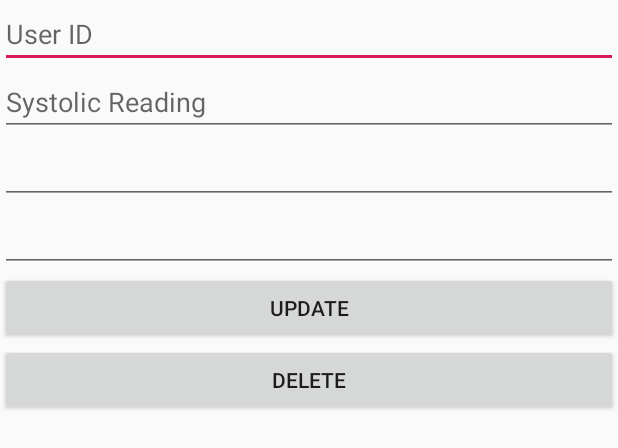
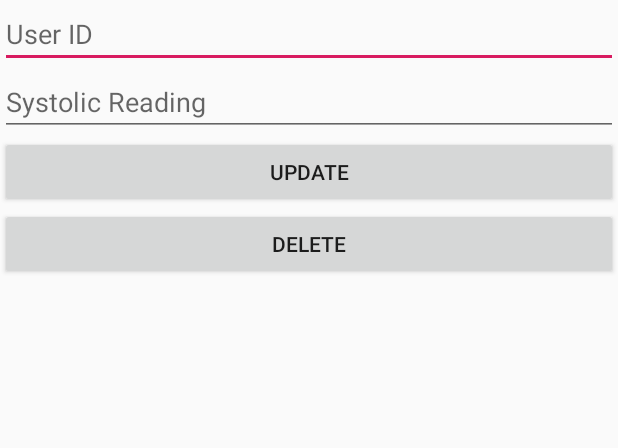
Before and after one commit to lastgitforlife/Android_Assignment_2, an Android app: the layout update_dialoge.xml on its own in the app's theme, with its tools: preview values and no code run, on a phone screen of 412 x 824 dp. Shown: the top 448 px of the screen. Run offline under Robolectric (Android 15) with nearby library versions, the phone set to English and light mode, and no system bars.

```diff
--- a/app/src/main/java/com/example/assignment_2/BloodPressureListAdapter.java
+++ b/app/src/main/java/com/example/assignment_2/BloodPressureListAdapter.java
@@ -36,10 +36,12 @@ public class BloodPressureListAdapter extends ArrayAdapter<BloodPressure> {
         View listViewItem = inflater.inflate(R.layout.list_layout, null, true);
 
         TextView tvName = listViewItem.findViewById(R.id.textViewName);
+        TextView tvDate = listViewItem.findViewById(R.id.textViewDateTime);
 
         BloodPressure bloodPressure = bloodPressureList.get(position);
         tvName.setText(bloodPressure.getSystolic()
                 + " " + bloodPressure.getDiastolic());
+        tvDate.setText(bloodPressure.getDate() + "-" +  bloodPressure.getTime());
 
         return listViewItem;
     }
--- a/app/src/main/res/layout/activity_main.xml
+++ b/app/src/main/res/layout/activity_main.xml
@@ -55,10 +55,10 @@
                 android:inputType="time" />
 
             <Button
-                android:id="@+id/buttonAddStudent"
+                android:id="@+id/buttonAddBlood"
                 android:layout_width="match_parent"
                 android:layout_height="wrap_content"
-                android:text="@string/btnAddStudent" />
+                android:text="@string/btnAddBlood" />
 
         </LinearLayout>
     </ScrollView>
--- a/app/src/main/res/layout/list_layout.xml
+++ b/app/src/main/res/layout/list_layout.xml
@@ -13,7 +13,7 @@
         android:text="TextView" />
 
     <TextView
-        android:id="@+id/textViewSchool"
+        android:id="@+id/textViewDateTime"
         android:layout_width="match_parent"
         android:layout_height="wrap_content"
         android:text="TextView" />
--- a/app/src/main/res/layout/update_dialoge.xml
+++ b/app/src/main/res/layout/update_dialoge.xml
@@ -21,20 +21,6 @@
         android:hint="@string/hintSystolic"
         android:inputType="textPersonName" />
 
-    <EditText
-        android:id="@+id/editTextDate"
-        android:layout_width="match_parent"
-        android:layout_height="wrap_content"
-        android:ems="10"
-        android:inputType="date" />
-
-    <EditText
-        android:id="@+id/editTextTime"
-        android:layout_width="match_parent"
-        android:layout_height="wrap_content"
-        android:ems="10"
-        android:inputType="time" />
-
     <Button
         android:id="@+id/btnUpdate"
         android:layout_width="match_parent"
--- a/app/src/main/res/values/strings.xml
+++ b/app/src/main/res/values/strings.xml
@@ -1,6 +1,6 @@
 <resources>
     <string name="app_name">Blood Pressure App</string>
-    <string name="btnAddStudent">Add Student</string>
+    <string name="btnAddBlood">Add Blood pressure</string>
     <string name="enterNewName">Enter New Name</string>
     <string name="btnUpdate">Update</string>
     <string name="btnDelete">Delete</string>
```
Also changed, not shown: app/src/main/java/com/example/assignment_2/MainActivity.java (+12 -25 lines).
